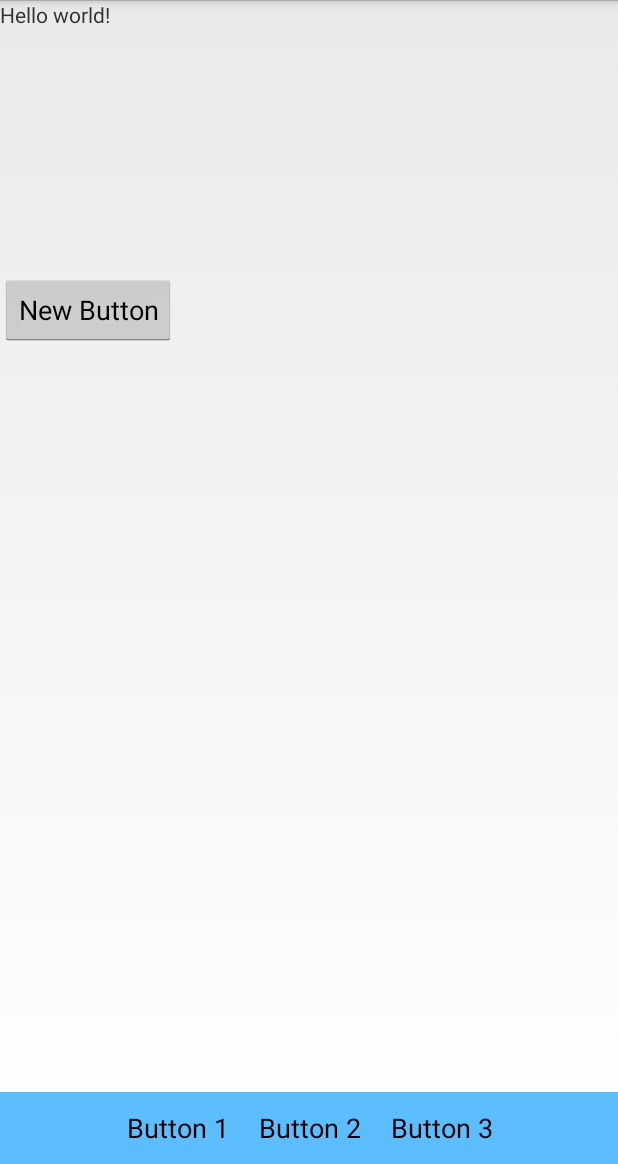
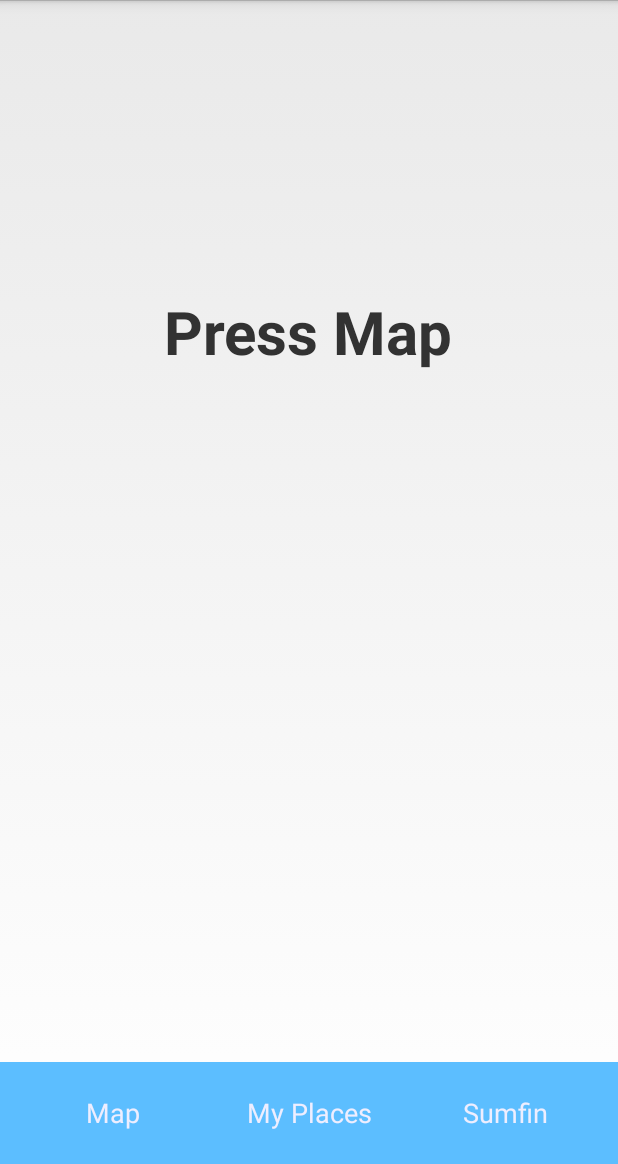
Before and after one commit to leonleonho/TransitAlarm2.0, an Android app: the screen it shows after launch (MainActivity), on a phone screen of 412 x 824 dp, the part 72-1236 px from its top. Run offline under Robolectric (Android 15) with nearby library versions, the phone set to English and light mode, and no system bars.

Commit message:
COMMITTED EVERYTHING THIS TIME Adjusted the Navbar. Added link to Map button on landing page. Removed erroneous button on landing page.

```diff
--- a/app/src/main/java/com/example/leon/transitalarm20/MainActivity.java
+++ b/app/src/main/java/com/example/leon/transitalarm20/MainActivity.java
@@ -33,10 +33,11 @@ public class MainActivity extends Activity {
         int id = item.getItemId();
 
         //noinspection SimplifiableIfStatement
+        /*
         if (id == R.id.action_settings) {
             return true;
         }
-
+        */
         return super.onOptionsItemSelected(item);
     }
     public void gotoMap(View view) {
--- a/app/src/main/res/layout/activity_main.xml
+++ b/app/src/main/res/layout/activity_main.xml
@@ -3,20 +3,15 @@
     android:layout_height="match_parent"
      tools:context=".MainActivity">
 
-    <TextView android:text="@string/hello_world" android:layout_width="wrap_content"
+    <TextView android:text="Press Map" android:layout_width="wrap_content"
         android:layout_height="wrap_content"
-        android:id="@+id/textView" />
-
-    <Button
-        android:layout_width="wrap_content"
-        android:layout_height="wrap_content"
-        android:text="New Button"
-        android:id="@+id/button"
-        android:layout_below="@+id/textView"
-        android:layout_alignParentLeft="true"
-        android:layout_alignParentStart="true"
-        android:layout_marginTop="163dp"
-        android:onClick="gotoMap" />
+        android:id="@+id/textView"
+        android:textSize="40sp"
+        android:textStyle="bold"
+        android:textAlignment="center"
+        android:layout_alignParentTop="true"
+        android:layout_centerHorizontal="true"
+        android:layout_marginTop="194dp" />
 
     <RadioGroup
         android:padding="0dp"
@@ -28,7 +23,7 @@
         android:gravity="center">
 
         <LinearLayout
-            android:padding="0dp"
+            android:padding="10dp"
             android:orientation="horizontal"
             android:layout_width="match_parent"
             android:layout_height="wrap_content"
@@ -37,28 +32,38 @@
             android:background="#ff5cbeff">
 
             <Button
-                android:layout_width="wrap_content"
                 android:layout_height="wrap_content"
+                android:layout_width="0dp"
+                android:layout_weight="1"
                 android:padding="10dp"
-                android:text="Button 1"
+                android:text="Map"
                 android:id="@+id/button2"
-                android:background="#ff5cbeff" />
+                android:textColor="#eeeeff"
+                android:background="#ff5cbeff"
+                android:clickable="true"
+                android:onClick="gotoMap" />
 
             <Button
-                android:layout_width="wrap_content"
                 android:layout_height="wrap_content"
+                android:layout_width="0dp"
+                android:layout_weight="1"
                 android:padding="10dp"
-                android:text="Button 2"
+                android:text="My Places"
                 android:id="@+id/button3"
-                android:background="#ff5cbeff" />
+                android:textColor="#eeeeff"
+                android:background="#ff5cbeff"
+                android:clickable="true" />
 
             <Button
-                android:layout_width="wrap_content"
                 android:layout_height="wrap_content"
+                android:layout_width="0dp"
+                android:layout_weight="1"
                 android:padding="10dp"
-                android:text="Button 3"
+                android:text="Sumfin"
                 android:id="@+id/button4"
-                android:background="#ff5cbeff" />
+                android:textColor="#eeeeff"
+                android:background="#ff5cbeff"
+                android:clickable="true" />
         </LinearLayout>
 
     </RadioGroup>
```
Also changed, not shown: app/src/main/res/layout/activity_maps.xml (+19 -10 lines), 1 other file.
